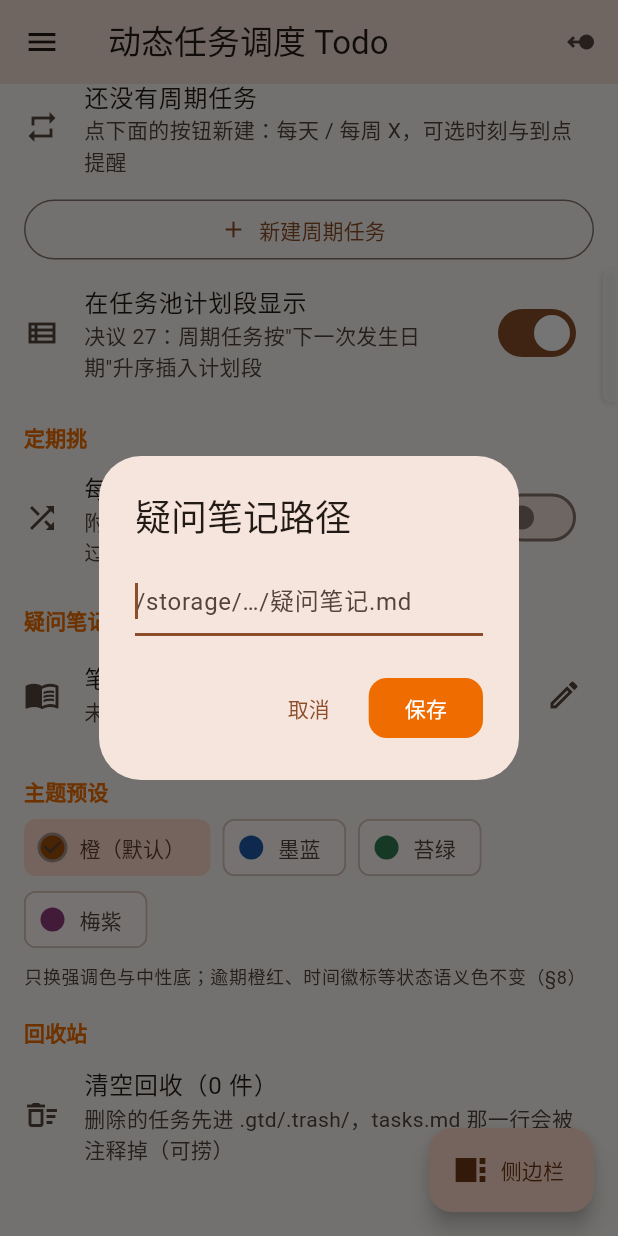
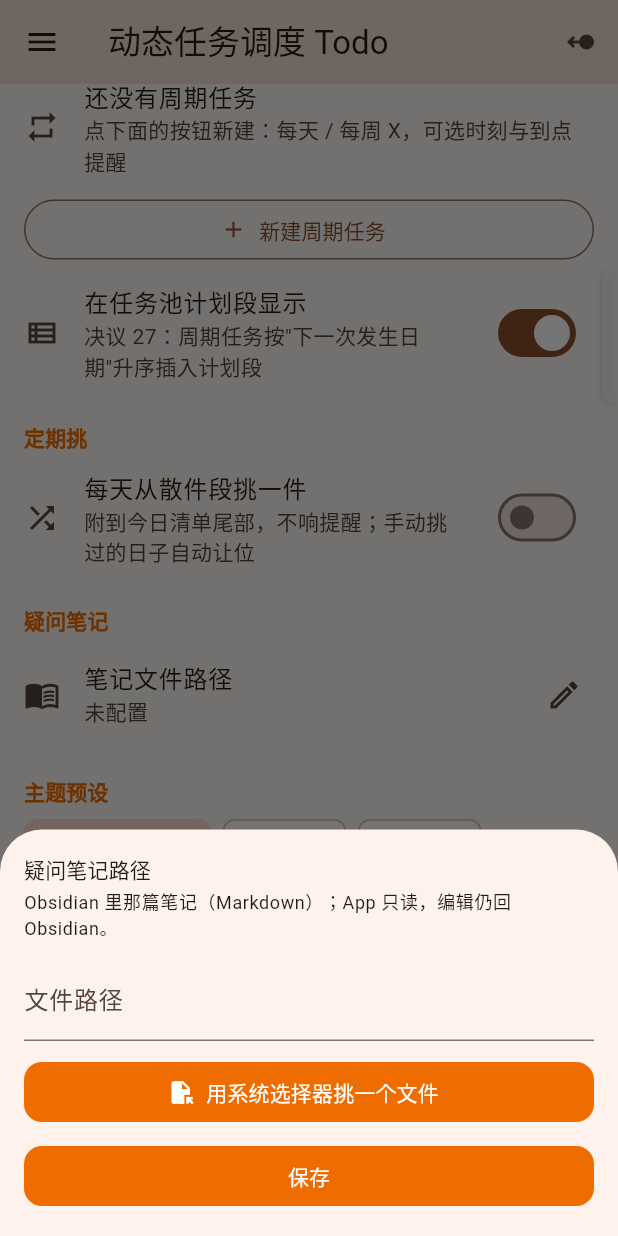
Before and after one commit to lumen-one/gtd_todo, a Flutter app: the screen it shows after launch, scrolled down 1322 dp, after a tap on "笔记文件路径", on a phone screen of 412 x 824 dp. Run offline on Flutter 3.47's test engine with Material 3 defaults, Android fonts, the phone set to English and light mode, and no system bars; our stand-ins replace file_picker, permission_handler.

Commit message:
fix(设置): 疑问笔记路径补上系统文件选择器
设置项原先只有一个手输 TextField，而同一页的任务目录有『用系统选择器挑
一个目录』；§6.2 的空态文案写的是"去设置选择文件"，选择器本来就该有。

- FolderPickerPort 加 pickFile()（端口注释本就是"目录/文件选择"），安卓与
  桌面适配器都走 FilePicker；手输保留作兜底。
- 桌面口径：文件可挑、目录仍不挑（目录走环境变量/引导配置的原口径不变），
  UnavailableFolderPickerPort 改名 DesktopFolderPickerPort。
- 设置项改成与任务目录同款的底部弹层：输入框 + 选择器 + 保存（清空=清除）。

```diff
--- a/lib/main.dart
+++ b/lib/main.dart
@@ -76,7 +76,7 @@ Future<void> main() async {
       bridge != null ? AndroidPermissionPort(bridge) : GrantedPermissionPort();
   final folderPicker = bridge != null
       ? AndroidFolderPickerPort(permissions as AndroidPermissionPort)
-      : UnavailableFolderPickerPort();
+      : DesktopFolderPickerPort();
 
   late final ReminderDispatcher dispatcher;
   final controller = AppController(
--- a/lib/ui/panels/settings_panel.dart
+++ b/lib/ui/panels/settings_panel.dart
@@ -614,32 +614,57 @@ class _SettingsPanelState extends State<SettingsPanel>
 
   Future<void> _editNotesPath(BuildContext context) async {
     final ctrl = TextEditingController(text: _c.settings.notesPath ?? '');
-    final path = await showDialog<String>(
+    await showModalBottomSheet<void>(
       context: context,
-      builder: (ctx) => AlertDialog(
-        title: const Text('疑问笔记路径'),
-        content: TextField(
+      builder: (ctx) => SafeArea(
+        child: Padding(
+          padding: const EdgeInsets.all(16),
+          child: Column(
+            mainAxisSize: MainAxisSize.min,
+            crossAxisAlignment: CrossAxisAlignment.stretch,
+            children: [
+              Text('疑问笔记路径', style: Theme.of(ctx).textTheme.titleSmall),
+              const SizedBox(height: 4),
+              Text('Obsidian 里那篇笔记（Markdown）；App 只读，编辑仍回 Obsidian。',
+                  style: Theme.of(ctx).textTheme.bodySmall),
+              const SizedBox(height: 10),
+              TextField(
                 controller: ctrl,
-          autofocus: true,
-          decoration: const InputDecoration(hintText: '/storage/…/疑问笔记.md'),
+                decoration: const InputDecoration(
+                    labelText: '文件路径', hintText: '/storage/…/疑问笔记.md'),
               ),
-        actions: [
-          TextButton(
-            onPressed: () => Navigator.of(ctx).pop(),
-            child: const Text('取消'),
+              const SizedBox(height: 10),
+              FilledButton.icon(
+                icon: const Icon(Icons.file_open),
+                label: const Text('用系统选择器挑一个文件'),
+                onPressed: () async {
+                  final picked = await _c.pickNotesFile();
+                  if (!ctx.mounted) return;
+                  if (picked == null) {
+                    ScaffoldMessenger.of(ctx).showSnackBar(const SnackBar(
+                        content: Text('未选择文件（或缺少"所有文件访问"权限）')));
+                    return;
+                  }
+                  ctrl.text = picked;
+                },
               ),
+              const SizedBox(height: 8),
               FilledButton(
-            onPressed: () => Navigator.of(ctx).pop(ctrl.text.trim()),
+                onPressed: () async {
+                  final path = ctrl.text.trim();
+                  Navigator.of(ctx).pop();
+                  await _c.updateSettings(path.isEmpty
+                      ? _c.settings.copyWith(clearNotesPath: true)
+                      : _c.settings.copyWith(notesPath: path));
+                  await _c.refreshNotes();
+                },
                 child: const Text('保存'),
               ),
             ],
           ),
+        ),
+      ),
     );
-    if (path == null) return;
-    await _c.updateSettings(path.isEmpty
-        ? _c.settings.copyWith(clearNotesPath: true)
-        : _c.settings.copyWith(notesPath: path));
-    await _c.refreshNotes();
   }
 
   Future<void> _purgeTrash(BuildContext context) async {
```
Also changed, not shown: lib/application/delivery.dart (+7 -0 lines), lib/platform/android_adapters.dart (+27 -0 lines), lib/platform/desktop_adapters.dart (+27 -2 lines), lib/ui/app_controller.dart (+19 -6 lines). Lines whose indentation alone changed are shown as unchanged.
